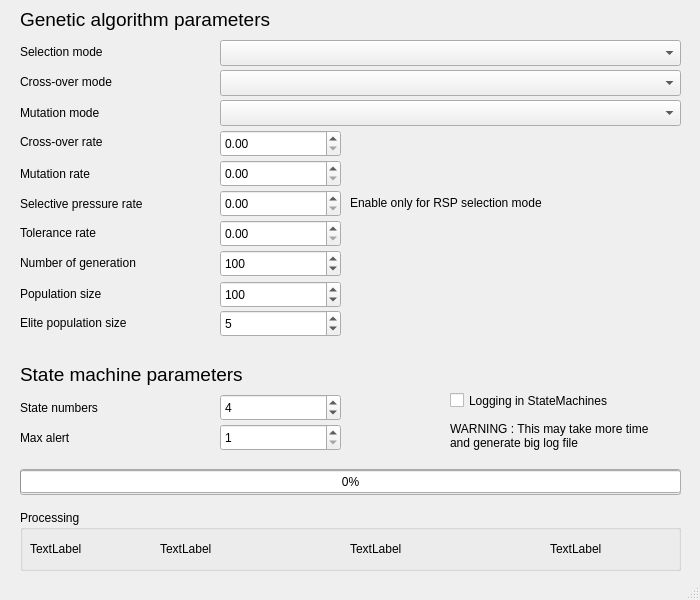
This is MegaMachineEvolution/GUI/parameterwindow.ui in IxSysTech/heigvd-pro-b-13 as Qt 5 draws it before an edit. The edited form follows.
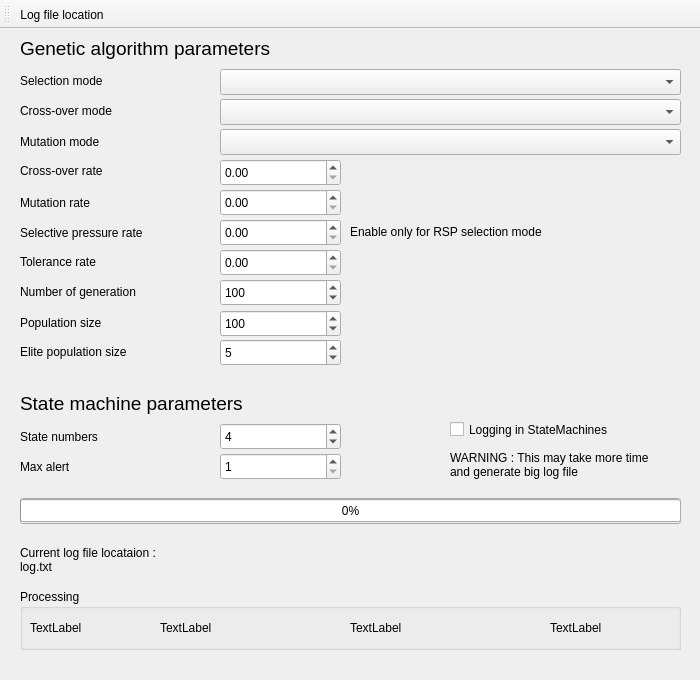
This is the edited form.

Commit message: Implementation of the option to choose log file location

What changed in the file:
```diff
--- a/MegaMachineEvolution/GUI/parameterwindow.ui
+++ b/MegaMachineEvolution/GUI/parameterwindow.ui
@@ -7,19 +7,19 @@
     <x>0</x>
     <y>0</y>
     <width>700</width>
-    <height>600</height>
+    <height>680</height>
    </rect>
   </property>
   <property name="minimumSize">
    <size>
     <width>700</width>
-    <height>600</height>
+    <height>680</height>
    </size>
   </property>
   <property name="maximumSize">
    <size>
     <width>700</width>
-    <height>600</height>
+    <height>680</height>
    </size>
   </property>
   <property name="windowTitle">
@@ -467,7 +467,7 @@
     <property name="geometry">
      <rect>
       <x>20</x>
-      <y>510</y>
+      <y>560</y>
       <width>661</width>
       <height>61</height>
      </rect>
@@ -528,8 +528,41 @@
      </property>
     </widget>
    </widget>
+   <widget class="QLabel" name="lblLogFile">
+    <property name="geometry">
+     <rect>
+      <x>20</x>
+      <y>510</y>
+      <width>661</width>
+      <height>41</height>
+     </rect>
+    </property>
+    <property name="text">
+     <string>Current log file locataion : 
+log.txt</string>
+    </property>
+   </widget>
   </widget>
-  <widget class="QStatusBar" name="statusbar"/>
+  <widget class="QToolBar" name="toolBar">
+   <property name="windowTitle">
+    <string>toolBar</string>
+   </property>
+   <attribute name="toolBarArea">
+    <enum>TopToolBarArea</enum>
+   </attribute>
+   <attribute name="toolBarBreak">
+    <bool>false</bool>
+   </attribute>
+   <addaction name="actionLog_file_location"/>
+  </widget>
+  <action name="actionLog_file_location">
+   <property name="text">
+    <string>Log file location</string>
+   </property>
+   <property name="toolTip">
+    <string>Choose log file location</string>
+   </property>
+  </action>
  </widget>
  <resources/>
  <connections/>
```
The commit also changes 4 other files.
